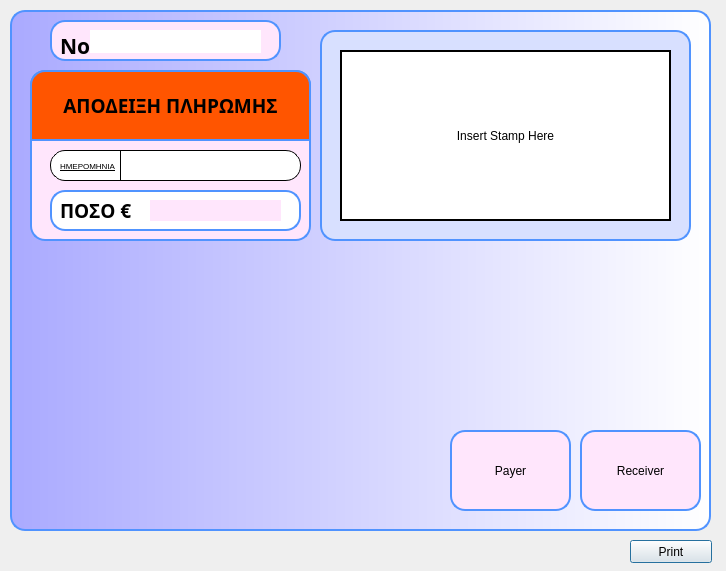
Qt form E_Receipts/givemoneydialog.ui (MrRisoni/Gauss) before a commit.
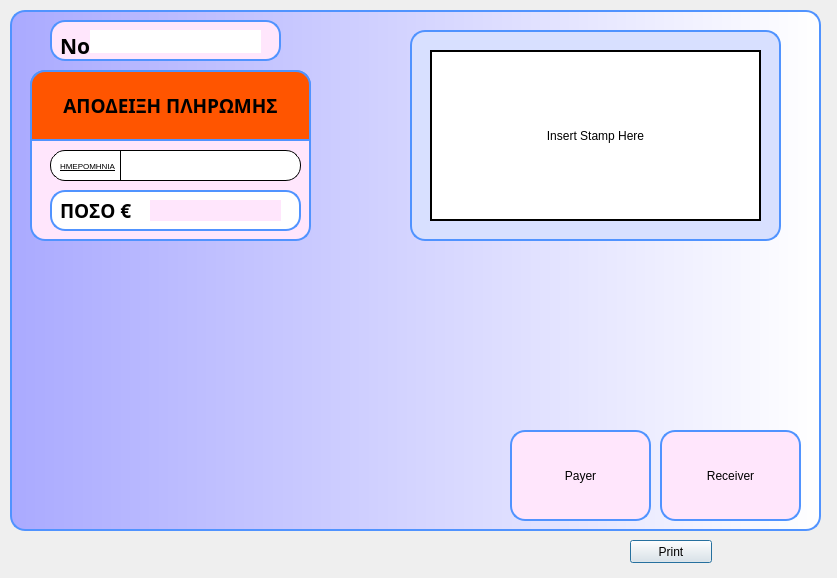
The same form after that commit.

Commit message: enlarged e-receipts

```diff
--- a/E_Receipts/givemoneydialog.ui
+++ b/E_Receipts/givemoneydialog.ui
@@ -6,8 +6,8 @@
    <rect>
     <x>0</x>
     <y>0</y>
-    <width>726</width>
-    <height>571</height>
+    <width>837</width>
+    <height>578</height>
    </rect>
   </property>
   <property name="windowTitle">
@@ -21,7 +21,7 @@
     <rect>
      <x>10</x>
      <y>10</y>
-     <width>701</width>
+     <width>811</width>
      <height>521</height>
     </rect>
    </property>
@@ -337,7 +337,7 @@
    <widget class="QFrame" name="stampNoFrame">
     <property name="geometry">
      <rect>
-      <x>310</x>
+      <x>400</x>
       <y>20</y>
       <width>371</width>
       <height>211</height>
@@ -452,10 +452,10 @@
    <widget class="QLabel" name="labelPayer">
     <property name="geometry">
      <rect>
-      <x>440</x>
+      <x>500</x>
       <y>420</y>
-      <width>121</width>
-      <height>81</height>
+      <width>141</width>
+      <height>91</height>
      </rect>
     </property>
     <property name="styleSheet">
@@ -478,10 +478,10 @@
    <widget class="QLabel" name="labelReceiver">
     <property name="geometry">
      <rect>
-      <x>570</x>
+      <x>650</x>
       <y>420</y>
-      <width>121</width>
-      <height>81</height>
+      <width>141</width>
+      <height>91</height>
      </rect>
     </property>
     <property name="styleSheet">
```
